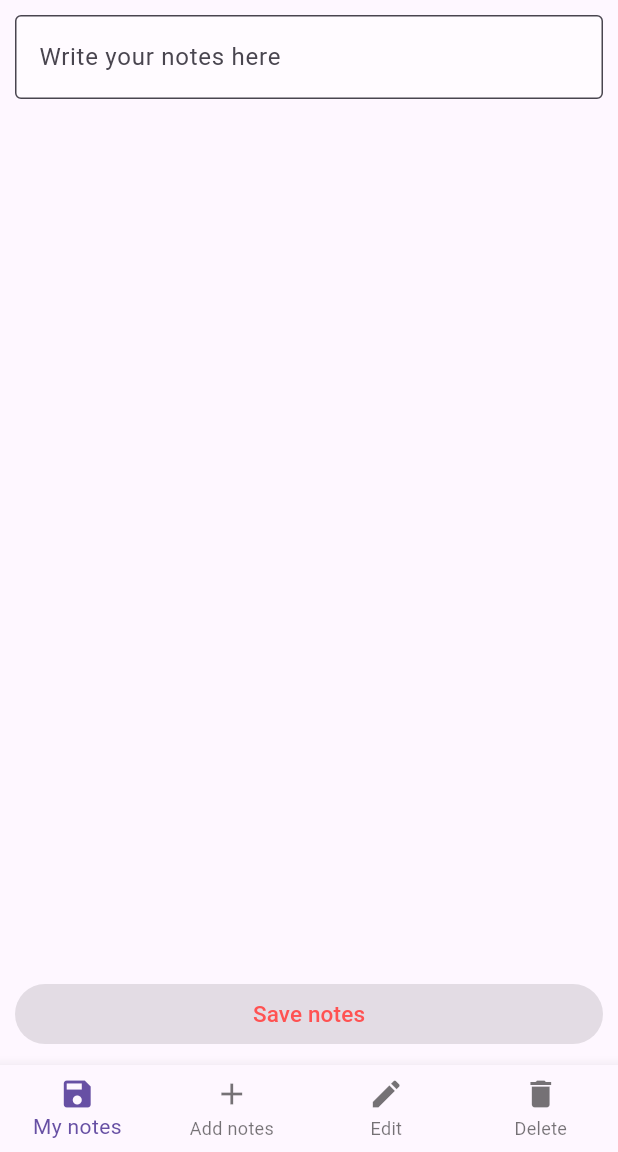
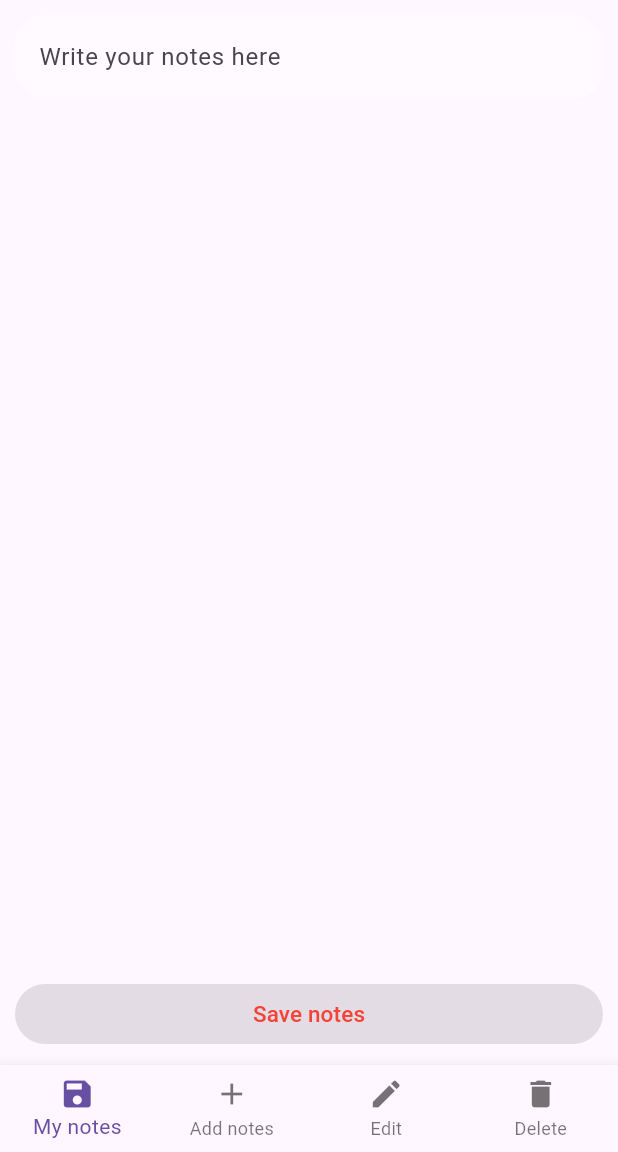
Before and after one commit to Majok-Bol/notebook, a Flutter app: the screen it shows after launch, on a phone screen of 412 x 824 dp, the part 84-1236 px from its top. Run offline on Flutter 3.47's test engine with Material 3 defaults, Android fonts, the phone set to English and light mode, and no system bars.

Commit message:
removed borderside in textfield

```diff
--- a/lib/main.dart
+++ b/lib/main.dart
@@ -18,14 +18,14 @@ class MyApp extends StatelessWidget{
                 keyboardType: TextInputType.multiline,
                 maxLines: null,
                 decoration: InputDecoration(
-                  border: OutlineInputBorder(),
+                  border: OutlineInputBorder(borderRadius:BorderRadius.circular(20),borderSide: BorderSide.none),
                   hintText: 'Write your notes here ',
-                  fillColor: Colors.white54,
+                  fillColor: Colors.white38,
                   filled: true,
 
                 ),
               )),
-              ElevatedButton(onPressed: null, child: Text('Save notes',style:TextStyle(color: Colors.redAccent,fontSize: 15),))
+              ElevatedButton(onPressed: null, child: Text('Save notes',style:TextStyle(color: Colors.red,fontSize: 15),))
 
                 ],
           ),
```
